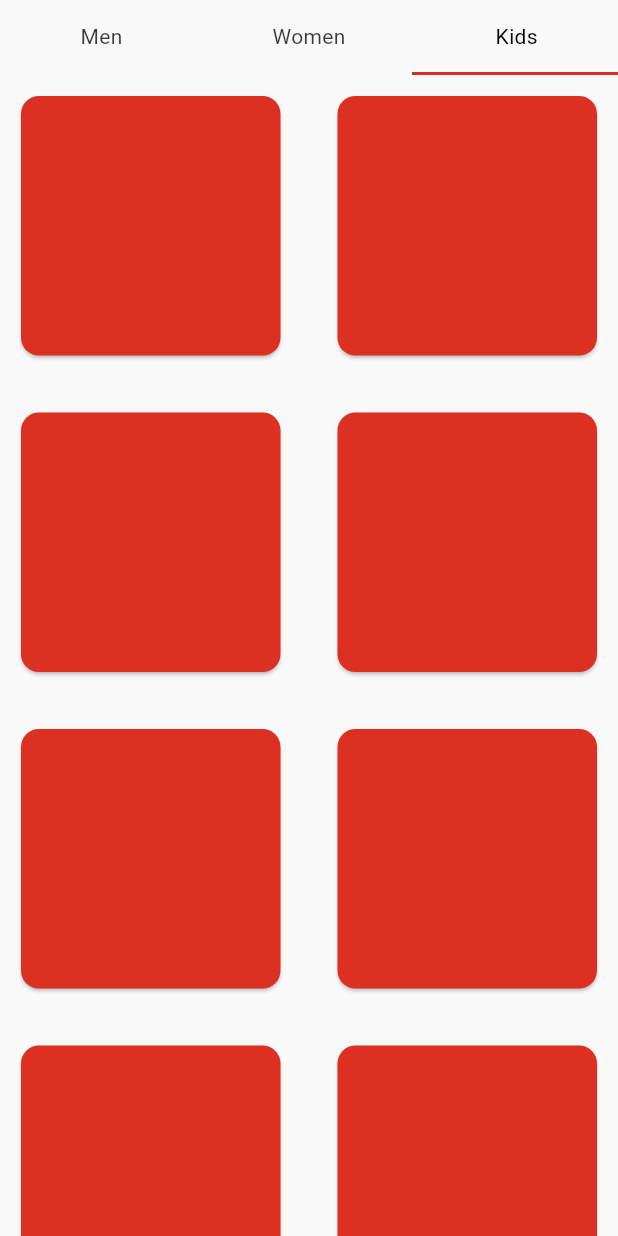
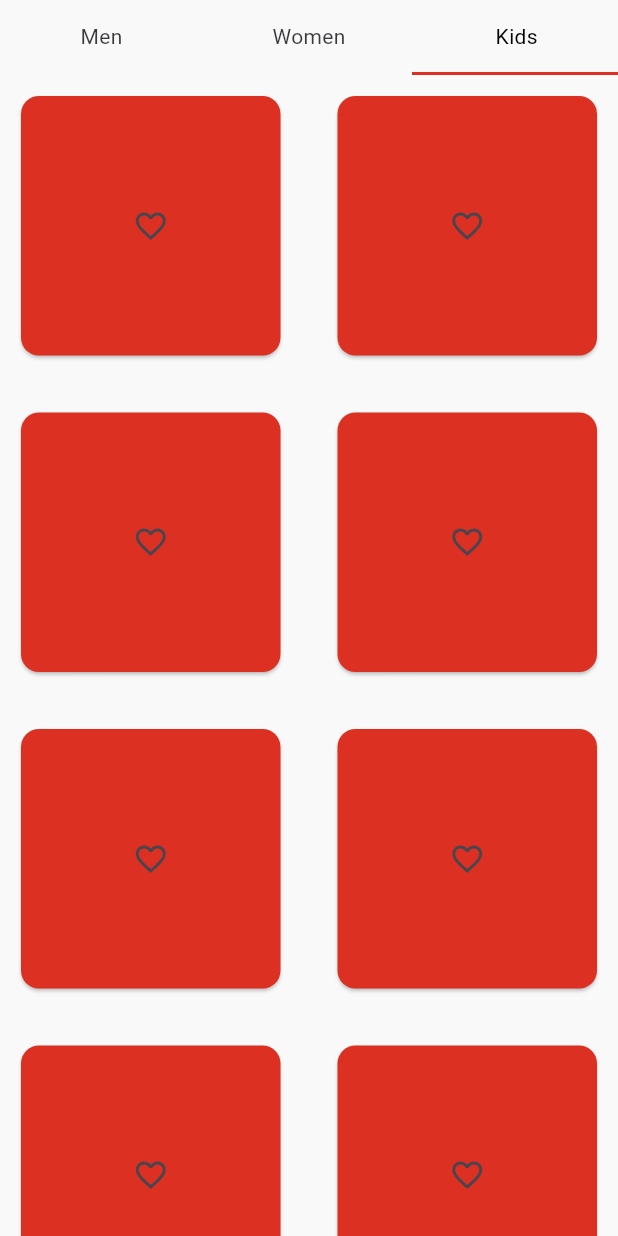
Before and after one commit to Coder-CH1/E-commerce, a Flutter app: the CategoriesSegmentedControl screen opened directly, after a tap on "Women", after a tap on "Kids", on a phone screen of 412 x 824 dp. Run offline on Flutter 3.47's test engine with Material 3 defaults, Android fonts, the phone set to English and light mode, and no system bars; our stand-ins replace animated_text_kit, cloud_firestore, firebase_auth, firebase_core, flutter_dotenv, sticky_headers; accounts and stored records are empty.

Commit message:
segments screens updated

```diff
--- a/lib/ui/main_page/categories/categories.dart
+++ b/lib/ui/main_page/categories/categories.dart
@@ -142,21 +142,20 @@ class _WomenState extends State<Women> {
   Widget build(BuildContext context) {
     //double width = MediaQuery.of(context).size.width/4;
     return ListView.builder(
-        padding: const EdgeInsets.only(bottom: 0),
+        padding: EdgeInsets.only(bottom: 0),
         itemCount: 10,
         itemBuilder: (context, index) {
-          return const Padding(
-            padding: EdgeInsets.all(5.0),
+          return Padding(
+            padding: const EdgeInsets.all(5.0),
             child: GridTile(
                 child: SizedBox(
                   height: 100,
                   width: 300,
                   child: Card(
-                    color: redColor,
-                    child: CustomText(
-                        text: 'hi',
-                        style: TextStyle()
-                    ),
+                      color: redColor,
+                      child: IconButton(
+                          onPressed: () {},
+                          icon: const Icon(Icons.favorite_border))
                   ),
                 )
             ),
@@ -177,7 +176,7 @@ class _MenState extends State<Men> {
   Widget build(BuildContext context) {
     return GridView.builder(
         shrinkWrap: true,
-        padding: const EdgeInsets.only(bottom: 0),
+        padding: EdgeInsets.only(bottom: 0),
         gridDelegate: const SliverGridDelegateWithFixedCrossAxisCount(
           crossAxisCount: 2,
           crossAxisSpacing: 4,
@@ -186,15 +185,17 @@ class _MenState extends State<Men> {
         ),
         itemCount: 20,
         itemBuilder: (context, index) {
-          return const Padding(
-            padding: EdgeInsets.all(5.0),
+          return Padding(
+            padding: const EdgeInsets.all(5.0),
             child: GridTile(
                 child: SizedBox(
                   height: 300,
                   width: 80,
                   child: Card(
-                    color: redColor,
-                    child: Icon(Icons.favorite_border),
+                      color: redColor,
+                      child:  IconButton(
+                          onPressed: () {},
+                          icon: const Icon(Icons.favorite_border))
                   ),
                 )
             ),
@@ -205,7 +206,7 @@ class _MenState extends State<Men> {
 }
 
 class Kids extends StatefulWidget {
-  const Kids({super.key});
+  const Kids({Key? key}) : super(key: key);
 
   @override
   State<Kids> createState() => _KidsState();
@@ -221,13 +222,16 @@ class _KidsState extends State<Kids> {
       shrinkWrap: true,
       padding: EdgeInsets.zero,
       children: List.generate(20, (index) {
-        return const Padding(
-          padding: EdgeInsets.all(10.0),
+        return Padding(
+          padding: const EdgeInsets.all(10.0),
           child: SizedBox(
             height: 300,
             width: 100,
             child: Card(
               color: redColor,
+              child:  IconButton(
+                  onPressed: () {},
+                  icon: const Icon(Icons.favorite_border)),
             ),
           ),
         );
```
